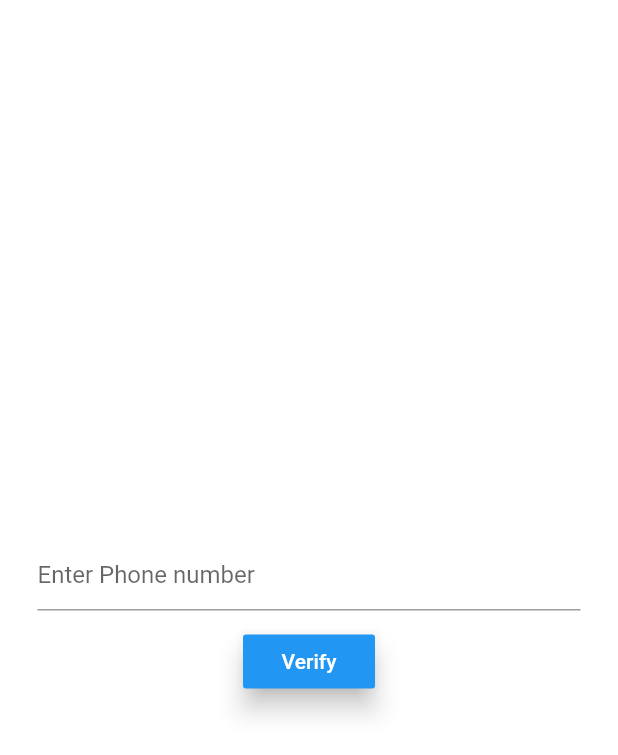
After one commit to Jay-Jeong1988/JustMusic, a Flutter app: the PhoneAuth screen opened directly, on a phone screen of 412 x 824 dp. The commit adds this screen. Shown: the top 755 px of the screen. Run offline on Flutter 3.47's test engine with Material 2 defaults, Android fonts, the phone set to English and light mode, and no system bars; our stand-ins replace video_player.

Commit message:
phone authentication

```diff
--- /dev/null
+++ b/lib/pages/auth/phone_auth.dart
@@ -0,0 +1,37 @@
+import "package:flutter/material.dart";
+
+class PhoneAuth extends StatelessWidget {
+  String phoneNo;
+
+  @override
+  Widget build(BuildContext context) {
+    return new Scaffold(
+      body: new Center(
+        child: Container(
+          padding: EdgeInsets.all(25.0),
+          child: Column(
+            mainAxisAlignment: MainAxisAlignment.center,
+            children: <Widget>[
+              TextField(
+                decoration: InputDecoration(hintText: 'Enter Phone number'),
+                onChanged: (value) {
+                  this.phoneNo = value;
+                }
+              ),
+              SizedBox(height: 10.0),
+              RaisedButton(
+                onPressed: (){},
+                child: Text("Verify"),
+                textColor: Colors.white,
+                elevation: 7.0,
+                color: Colors.blue
+              )
+            ]
+          )
+        )
+      )
+    );
+  }
+
+//  verifyPhone
+}
--- a/lib/pages/home/components/video.dart
+++ b/lib/pages/home/components/video.dart
@@ -51,7 +51,8 @@ class _VideoPlayerScreenState extends State<VideoPlayerScreen> {
 //              // Use the VideoPlayer widget to display the video
 //              child: RotatedBox(quarterTurns: 1, child: VideoPlayer(_controller)),
 //            );
-                return VideoPlayer(_controller);
+//                return VideoPlayer(_controller);
+              return RotatedBox(quarterTurns: 1, child: VideoPlayer(_controller));
               } else {
                 // If the VideoPlayerController is still initializing, show a
                 // loading spinner
```
Also changed, not shown: lib/global_components/nav_bar.dart (+15 -27 lines), 1 other file.
